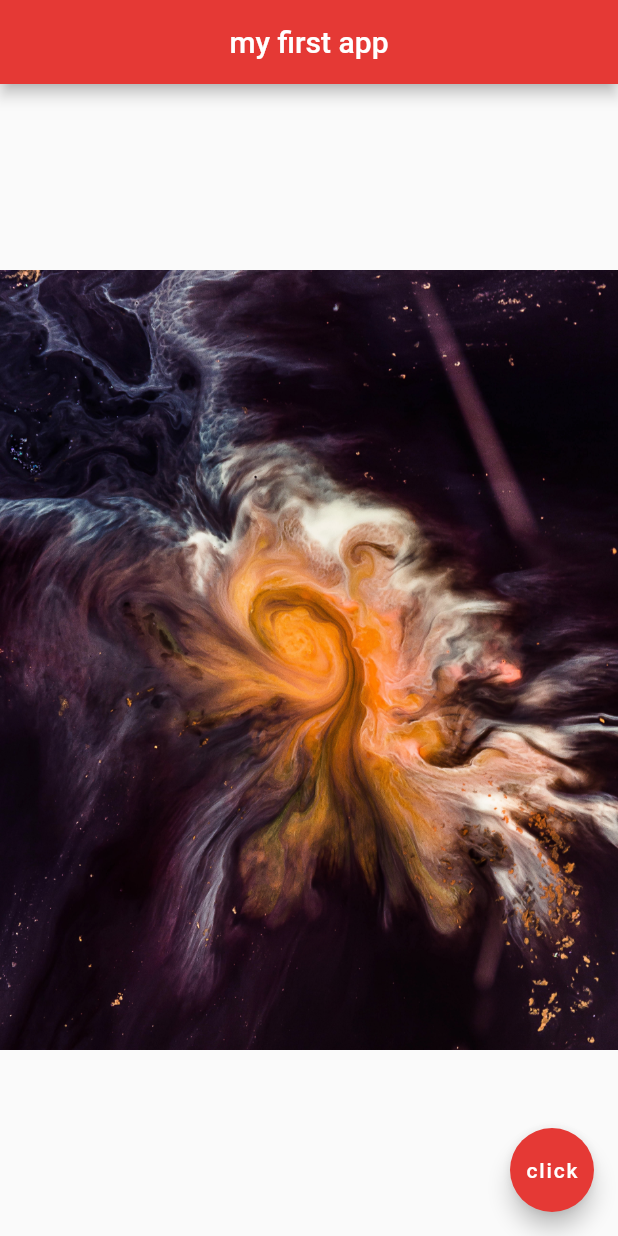
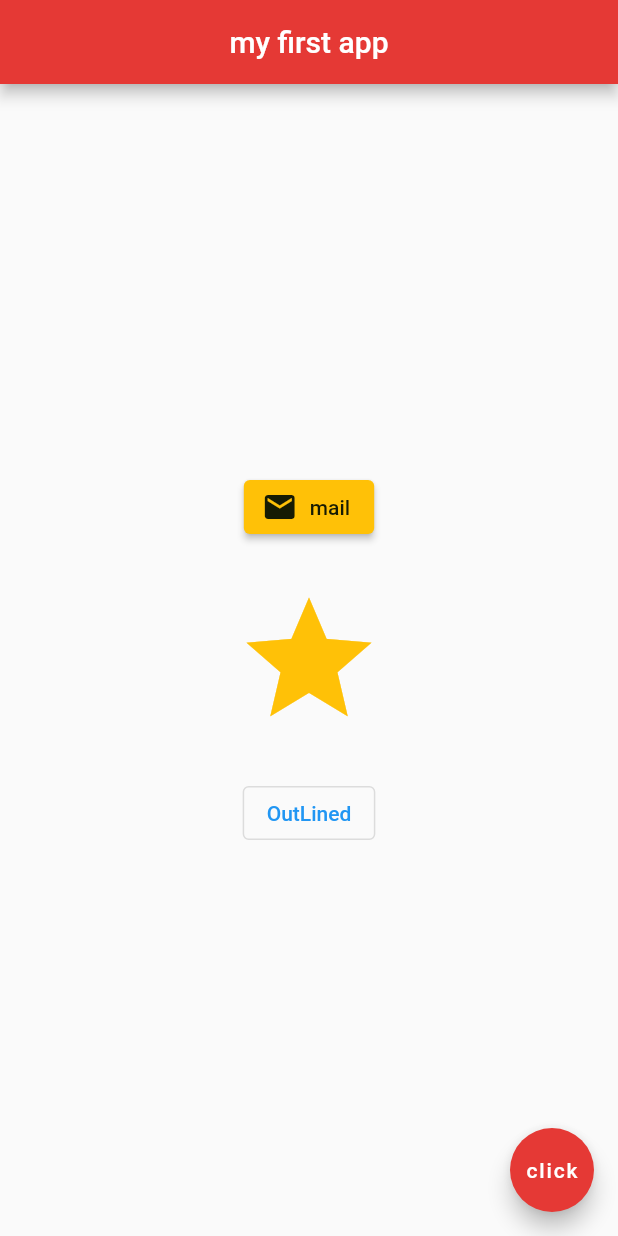
Before and after one commit to VisionAce/BeginnerFlutter, a Flutter app: the screen it shows after launch, on a phone screen of 412 x 824 dp. Run offline on Flutter 3.47's test engine with Material 2 defaults, Android fonts, the phone set to English and light mode, and no system bars.

Commit message:
Learn day3: Button

```diff
--- a/hello_world/lib/main.dart
+++ b/hello_world/lib/main.dart
@@ -18,11 +18,42 @@ class Home extends StatelessWidget {
         backgroundColor: const Color.fromRGBO(229, 57, 53, 1),
       ),
       body: Center(
-        // child: Image(
-        //     image: NetworkImage(
-        //       'https://images.unsplash.com/photo-1501549538842-2f24e2dd6520?ixlib=rb-1.2.1&ixid=eyJhcHBfawQiOjEyMDd9&auto=format&fit=crop&w=634&q=80'),
-        //          AssetImage('assets/space-3.jpg')),
-        child: Image.asset('assets/space-2.jpg'),
+        child: Column(
+            mainAxisAlignment: MainAxisAlignment.center,
+            children: <Widget>[
+              ElevatedButton.icon(
+                style: ElevatedButton.styleFrom(
+                    foregroundColor: const Color.fromARGB(255, 22, 27, 3),
+                    backgroundColor: Colors.amber),
+                onPressed: () {
+                  print('ElevatedButton: you clicked me');
+                },
+                icon: const Icon(Icons.mail),
+                label: const Text('mail'),
+              ),
+
+              const SizedBox(height: 20), // 用於在按鈕之間增加間距
+
+              TextButton(
+                onPressed: () {
+                  print('TextButton: you clicked me');
+                },
+                child: const Icon(
+                  Icons.grade,
+                  color: Colors.amber,
+                  size: 100.0,
+                ),
+              ),
+
+              const SizedBox(height: 20),
+
+              OutlinedButton(
+                onPressed: () {
+                  print('OutlinedButton: you clicked me');
+                },
+                child: const Text('OutLined'),
+              ),
+            ]),
       ),
       floatingActionButton: FloatingActionButton(
         onPressed: () {},
```
